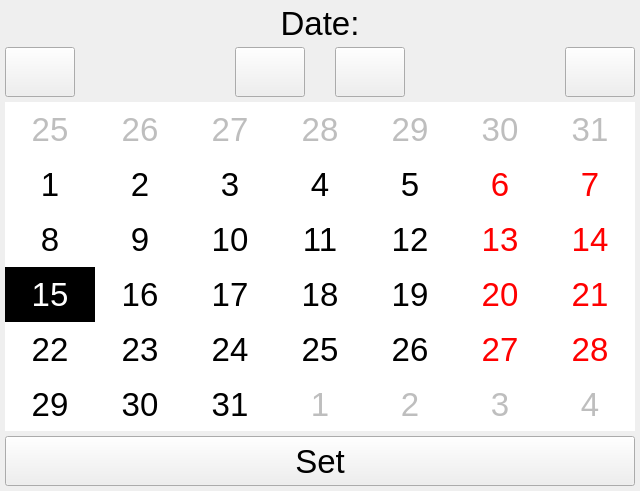
Before: the Qt Designer form ui/widgets/setdate.ui in veodev/av_training, drawn with Qt 5.
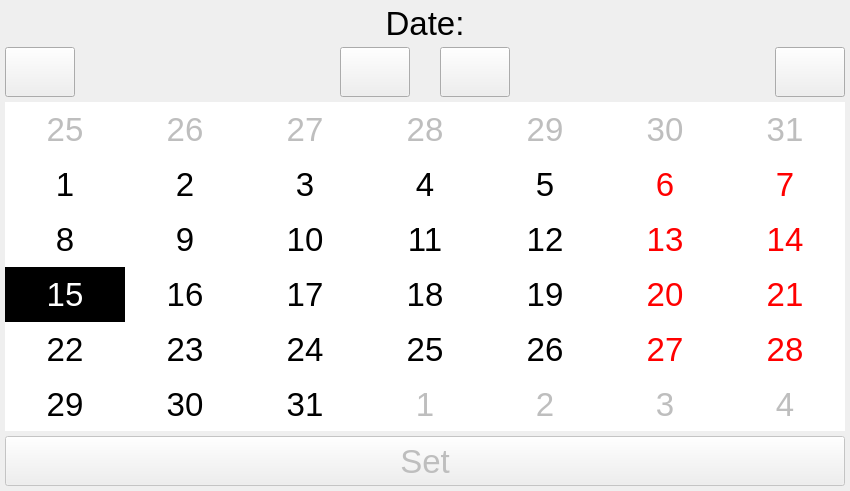
After: the same form once the commit is applied. Icons and pictures are not drawn.

The edit to the form file:
```diff
--- a/ui/widgets/setdate.ui
+++ b/ui/widgets/setdate.ui
@@ -6,7 +6,7 @@
    <rect>
     <x>0</x>
     <y>0</y>
-    <width>640</width>
+    <width>850</width>
     <height>491</height>
    </rect>
   </property>
@@ -305,6 +305,9 @@
     <layout class="QHBoxLayout" name="okCancelButtonsLayout">
      <item>
       <widget class="QPushButton" name="okButton">
+       <property name="enabled">
+        <bool>false</bool>
+       </property>
        <property name="minimumSize">
         <size>
          <width>0</width>
```
